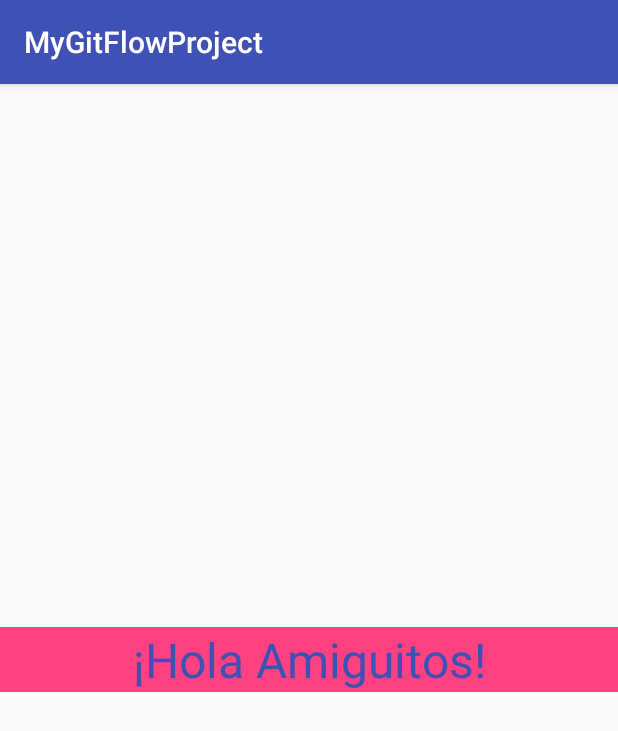
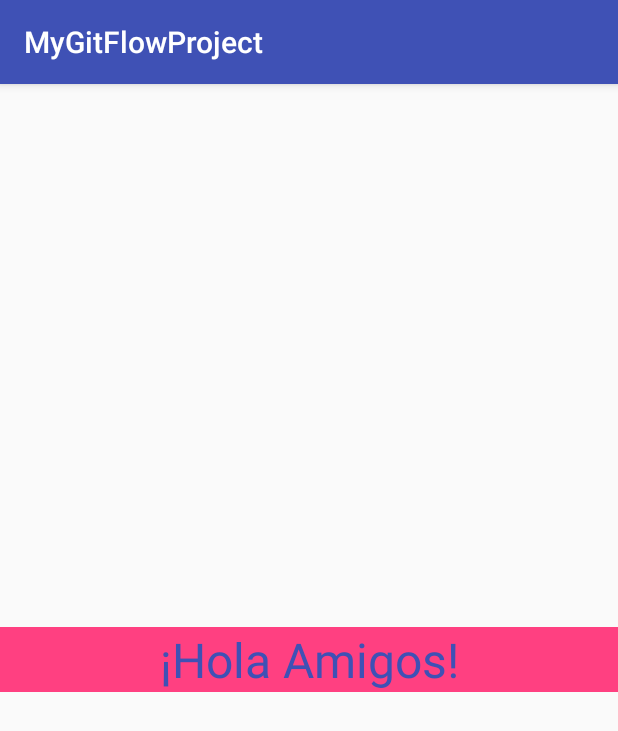
Before and after one commit to dreibygiron/AndroidTestGitFlow, an Android app: the screen it shows after launch (MainActivity), on a phone screen of 412 x 824 dp. Shown: the top 731 px of the screen. Run offline under Robolectric (Android 15) with nearby library versions, the phone set to English and light mode, and no system bars.

Commit message:
Change text

```diff
--- a/app/src/main/res/layout/activity_main.xml
+++ b/app/src/main/res/layout/activity_main.xml
@@ -11,7 +11,7 @@
                 android:layout_width="match_parent"
                 android:layout_height="wrap_content"
                 android:background="@color/colorAccent"
-                android:text="¡Hola Amiguitos!"
+                android:text="¡Hola Amigos!"
                 android:textAlignment="center"
                 android:textSize="32dp"
                 android:textColor="@color/colorPrimary"
```
